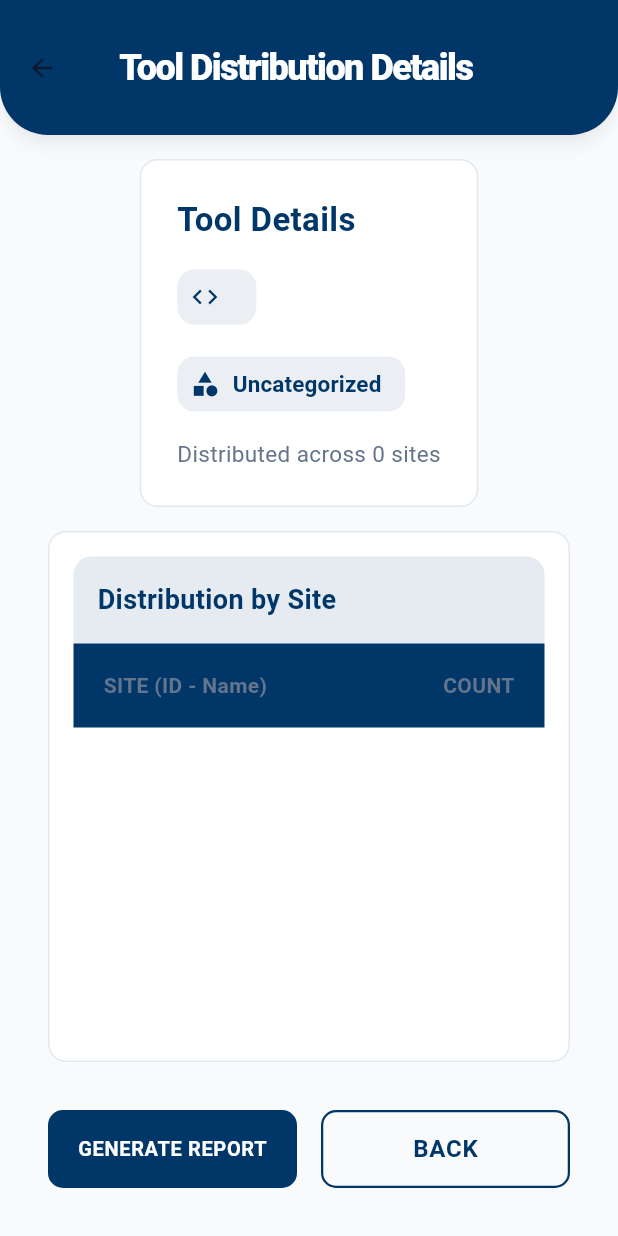
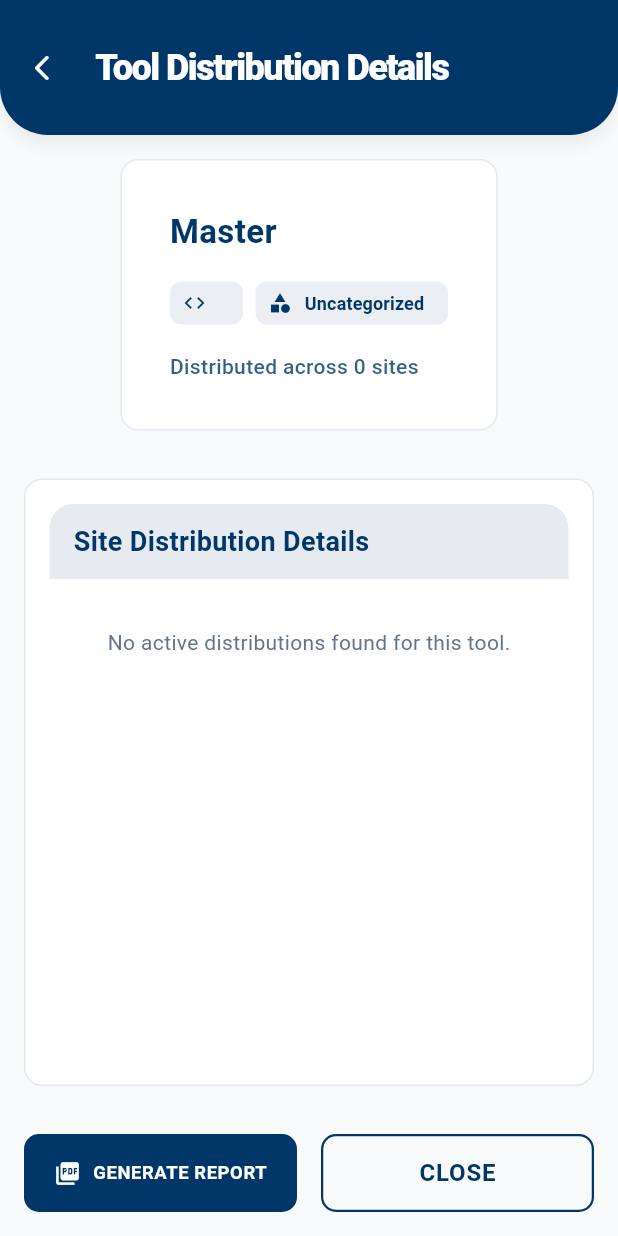
Before and after one commit to RooksBrooksIT/cst_white_label_app, a Flutter app: the ToolsInventoryDetailsPage screen opened directly with empty values, after a tap on "GENERATE REPORT", on a phone screen of 412 x 824 dp. Run offline on Flutter 3.47's test engine with Material 3 defaults, Android fonts, the phone set to English and light mode, and no system bars; our stand-ins replace cloud_firestore, file_picker, firebase_core, firebase_storage, flutter_colorpicker, geocoding and 7 more; accounts and stored records are empty.

Commit message:
today inital commit -sharan 13/04

```diff
--- a/lib/screens/tools_inventory_details.dart
+++ b/lib/screens/tools_inventory_details.dart
@@ -22,6 +22,8 @@ class _ToolsInventoryDetailsPageState extends State<ToolsInventoryDetailsPage> {
   String? errorMessage;
   String toolName = "";
   String toolCategory = "";
+  String toolDescription = "";
+  String toolOwner = "";
   Map<String, String> siteNameMap = {};
 
   @override
@@ -36,23 +38,53 @@ class _ToolsInventoryDetailsPageState extends State<ToolsInventoryDetailsPage> {
       errorMessage = null;
     });
     try {
-      final query = await FirestoreService
-          .getCollection('toolsInventory')
+      // 1. Fetch tool master data
+      final toolMasterDoc = await FirestoreService.getCollection('tools')
           .where('toolCode', isEqualTo: widget.toolCode)
+          .limit(1)
           .get();
 
-      if (query.docs.isNotEmpty) {
-        final doc = query.docs.first;
-        final sites = doc.data()['sites'] as List<dynamic>? ?? [];
+      String name = "";
+      String category = "";
+      String description = "";
+      String owner = "";
 
-        // 1. Fetch site names for lookup
+      if (toolMasterDoc.docs.isNotEmpty) {
+        final data = toolMasterDoc.docs.first.data();
+        name = data['toolName']?.toString() ?? "";
+        category = data['toolCategory']?.toString() ?? "";
+        description = data['description']?.toString() ?? "";
+        owner = data['toolOwner']?.toString() ?? "";
+      }
+
+      // 2. Fetch tool distribution data from toolsInventory collection
+      // Document ID should be the toolCode
+      final query = await FirestoreService.getCollection('toolsInventory')
+          .doc(widget.toolCode)
+          .get();
+
+      List<dynamic> sites = [];
+      if (query.exists) {
+        sites = query.data()?['sites'] as List<dynamic>? ?? [];
+      } else {
+        // Fallback: search by toolCode field if doc ID is different
+        final searchByField = await FirestoreService.getCollection('toolsInventory')
+            .where('toolCode', isEqualTo: widget.toolCode)
+            .limit(1)
+            .get();
+        if (searchByField.docs.isNotEmpty) {
+          sites = searchByField.docs.first.data()['sites'] as List<dynamic>? ?? [];
+        }
+      }
+
+      // 3. Fetch all site names for lookup
       final sitesSnapshot = await FirestoreService.sites.get();
       final names = {
         for (var s in sitesSnapshot.docs)
           s.id: s.data()['siteName']?.toString() ?? 'Unnamed Site'
       };
 
-        // 2. Aggregate counts by siteId to avoid duplicates
+      // 4. Aggregate counts by siteId to avoid duplicates and handle zero counts
       Map<String, int> siteCounts = {};
 
       for (var site in sites) {
@@ -66,8 +98,12 @@ class _ToolsInventoryDetailsPageState extends State<ToolsInventoryDetailsPage> {
       }
 
       setState(() {
+        toolName = name;
+        toolCategory = category;
+        toolDescription = description;
+        toolOwner = owner;
         siteNameMap = names;
-          // ✅ Filter out entries where count == 0
+        // Only keep active site distributions (count > 0)
         inventoryData = siteCounts.entries
             .where((entry) => entry.value > 0)
             .map((entry) {
@@ -75,19 +111,19 @@ class _ToolsInventoryDetailsPageState extends State<ToolsInventoryDetailsPage> {
             })
             .toList();
       });
-      } else {
-        setState(() {
-          inventoryData = [];
-        });
-      }
     } catch (e) {
+      if (mounted) {
         setState(() {
           errorMessage = 'Failed to load data: ${e.toString()}';
         });
       }
+    } finally {
+      if (mounted) {
         setState(() {
           isLoading = false;
         });
+      }
+    }
   }
 
   Future<void> _generatePdf(BuildContext context) async {
@@ -112,8 +148,8 @@ class _ToolsInventoryDetailsPageState extends State<ToolsInventoryDetailsPage> {
                 ),
               ),
               pw.SizedBox(height: 10),
-              pw.Divider(thickness: 2, color: PdfColor.fromInt(0xFF0B3470)),
-              pw.SizedBox(height: 8),
+              pw.Divider(thickness: 2, color: pdfPrimaryColor),
+              pw.SizedBox(height: 16),
               pw.Text(
                 "Tool Details",
                 style: pw.TextStyle(
@@ -123,19 +159,24 @@ class _ToolsInventoryDetailsPageState extends State<ToolsInventoryDetailsPage> {
                 ),
               ),
               pw.SizedBox(height: 8),
-              // pw.Bullet(
-              //   text: "Name: $toolName",
-              //   style: pw.TextStyle(fontSize: 14),
-              // ),
-              // pw.Bullet(
-              //   text: "Category: $toolCategory",
-              //   style: pw.TextStyle(fontSize: 14),
-              // ),
+              pw.Bullet(
+                text: "Name: ${toolName.isNotEmpty ? toolName : "N/A"}",
+                style: pw.TextStyle(fontSize: 14),
+              ),
+              pw.Bullet(
+                text: "Category: ${toolCategory.isNotEmpty ? toolCategory : "Uncategorized"}",
+                style: pw.TextStyle(fontSize: 14),
+              ),
               pw.Bullet(
                 text: "Tool Code: ${widget.toolCode}",
                 style: pw.TextStyle(fontSize: 14),
               ),
-              pw.SizedBox(height: 20),
+              if (toolOwner.isNotEmpty)
+                pw.Bullet(
+                  text: "Owner: $toolOwner",
+                  style: pw.TextStyle(fontSize: 14),
+                ),
+              pw.SizedBox(height: 24),
               pw.Text(
                 "Distribution by Site",
                 style: pw.TextStyle(
@@ -144,21 +185,24 @@ class _ToolsInventoryDetailsPageState extends State<ToolsInventoryDetailsPage> {
                   color: pdfPrimaryColor,
                 ),
               ),
-              pw.SizedBox(height: 10),
+              pw.SizedBox(height: 12),
               pw.Table.fromTextArray(
-                headers: ['Site ID', 'Tools Count'],
+                headers: ['Site ID', 'Site Name', 'Tools Count'],
                 data: inventoryData
                     .map(
                       (item) => [
-                        '${item['siteId']} - ${siteNameMap[item['siteId']] ?? "Unnamed Site"}',
+                        item['siteId'].toString(),
+                        siteNameMap[item['siteId']] ?? "Unnamed Site",
                         item['toolsCount'].toString()
                       ],
                     )
                     .toList(),
                 headerStyle: pw.TextStyle(
-                  // backgroundColor: PdfColor.fromInt(0xFF0B3470),
                   color: PdfColors.white,
                   fontWeight: pw.FontWeight.bold,
+                ),
+                headerDecoration: pw.BoxDecoration(
+                  color: pdfPrimaryColor,
                 ),
                 cellAlignment: pw.Alignment.centerLeft,
                 cellPadding: const pw.EdgeInsets.all(8),
@@ -166,16 +210,13 @@ class _ToolsInventoryDetailsPageState extends State<ToolsInventoryDetailsPage> {
                   color: pdfPrimaryColor,
                   width: 1,
                 ),
-                headerDecoration: pw.BoxDecoration(
-                  color: pdfPrimaryColor,
-                ),
               ),
               pw.Spacer(),
-              pw.Divider(thickness: 2, color: PdfColor.fromInt(0xFF0B3470)),
+              pw.Divider(thickness: 1, color: pdfPrimaryColor),
               pw.Align(
                 alignment: pw.Alignment.centerRight,
                 child: pw.Text(
-                  "Total Tools: ${inventoryData.fold<int>(0, (sum, item) => sum + (item['toolsCount'] as int))}",
+                  "Total Distribution: ${inventoryData.fold<int>(0, (sum, item) => sum + (item['toolsCount'] as int))}",
                   style: pw.TextStyle(
                     fontSize: 16,
                     fontWeight: pw.FontWeight.bold,
@@ -197,37 +238,72 @@ class _ToolsInventoryDetailsPageState extends State<ToolsInventoryDetailsPage> {
   Widget build(BuildContext context) {
     final theme = Theme.of(context);
     final colorScheme = theme.colorScheme;
+
     return GlassScaffold(
       title: "Tool Distribution Details",
       appBarBackgroundColor: colorScheme.primary,
       appBarForegroundColor: colorScheme.onPrimary,
+      onBack: () => Navigator.pop(context),
       body: isLoading
           ? const Center(child: CircularProgressIndicator())
           : errorMessage != null
-          ? Center(
+              ? _buildErrorView(errorMessage!)
+              : SizedBox.expand(
+                  child: Column(
+                    children: [
+                      _buildToolHeaderCard(colorScheme),
+                      const SizedBox(height: 16),
+                      // Expanded table container with proper constraints
+                      Expanded(
+                        child: _buildDistributionTableCard(colorScheme),
+                      ),
+                      const SizedBox(height: 16),
+                      _buildActionButtons(context),
+                    ],
+                  ),
+                ),
+    );
+  }
+
+  Widget _buildErrorView(String message) {
+    return Center(
       child: Padding(
-                padding: const EdgeInsets.all(20.0),
-                child: Text(
-                  errorMessage!,
-                  style: TextStyle(
-                    color: Colors.red[700],
+        padding: const EdgeInsets.all(24.0),
+        child: Column(
+          mainAxisSize: MainAxisSize.min,
+          children: [
+            const Icon(Icons.error_outline, color: Colors.red, size: 48),
+            const SizedBox(height: 16),
+            Text(
+              message,
+              style: const TextStyle(
+                color: Colors.red,
                 fontSize: 16,
                 fontWeight: FontWeight.w500,
               ),
               textAlign: TextAlign.center,
             ),
+            const SizedBox(height: 24),
+            GlassButton(
+              onPressed: _fetchInventoryData,
+              label: "RETRY",
+              isSecondary: true,
             ),
-            )
-          : Column(
-              children: [
-                GlassCard(
+          ],
+        ),
+      ),
+    );
+  }
+
+  Widget _buildToolHeaderCard(ColorScheme colorScheme) {
+    return GlassCard(
       child: Padding(
-                    padding: const EdgeInsets.all(8.0),
+        padding: const EdgeInsets.all(16.0),
         child: Column(
           crossAxisAlignment: CrossAxisAlignment.start,
           children: [
             Text(
-                          toolName.isNotEmpty ? toolName : "Tool Details",
+              toolName.isNotEmpty ? toolName : "Master ${widget.toolCode}",
               style: TextStyle(
                 fontSize: 22,
                 fontWeight: FontWeight.bold,
@@ -235,150 +311,110 @@ class _ToolsInventoryDetailsPageState extends State<ToolsInventoryDetailsPage> {
               ),
             ),
             const SizedBox(height: 12),
-
-                        /// ✅ Show chips one below the other
-                        Column(
-                          crossAxisAlignment: CrossAxisAlignment.start,
+            Wrap(
+              spacing: 8,
+              runSpacing: 8,
               children: [
-                            _buildInfoChip(
-                              icon: Icons.code,
-                              label: widget.toolCode,
+                _buildInfoChip(Icons.code, widget.toolCode, colorScheme),
+                _buildInfoChip(Icons.category, toolCategory.isNotEmpty ? toolCategory : "Uncategorized", colorScheme),
+                if (toolOwner.isNotEmpty)
+                  _buildInfoChip(Icons.person_pin, toolOwner, colorScheme),
+              ],
             ),
-                            const SizedBox(height: 10),
-                            _buildInfoChip(
-                              icon: Icons.category,
-                              label: toolCategory.isNotEmpty
-                                  ? toolCategory
-                                  : "Uncategorized",
+            if (toolDescription.isNotEmpty) ...[
+              const SizedBox(height: 16),
+              Text(
+                toolDescription,
+                style: TextStyle(
+                  fontSize: 14,
+                  color: colorScheme.onSurface.withOpacity(0.7),
+                  fontStyle: FontStyle.italic,
+                  height: 1.4,
+                ),
               ),
             ],
-                        ),
-
             const SizedBox(height: 12),
             Text(
               "Distributed across ${inventoryData.length} sites",
               style: TextStyle(
-                            fontSize: 15,
-
+                fontSize: 14,
+                fontWeight: FontWeight.w500,
+                color: colorScheme.primary.withOpacity(0.8),
               ),
             ),
           ],
         ),
       ),
-                ),
-                // Data Table Section
-                Expanded(
-                  child: Padding(
-                    padding: const EdgeInsets.symmetric(horizontal: 16.0),
-                    child: GlassCard(
+    );
+  }
+
+  Widget _buildDistributionTableCard(ColorScheme colorScheme) {
+    return GlassCard(
       child: Column(
+        crossAxisAlignment: CrossAxisAlignment.stretch,
+        mainAxisSize: MainAxisSize.min, // Ensure it doesn't try to take infinite space
         children: [
           Container(
-                            width: double.infinity,
-                            padding: const EdgeInsets.all(16),
+            padding: const EdgeInsets.symmetric(horizontal: 16, vertical: 12),
             decoration: BoxDecoration(
               color: colorScheme.primary.withOpacity(0.1),
-                              borderRadius: const BorderRadius.vertical(
-                                top: Radius.circular(12),
-                              ),
+              borderRadius: const BorderRadius.vertical(top: Radius.circular(16)),
             ),
             child: Text(
-                              "Distribution by Site",
+              "Site Distribution Details",
               style: TextStyle(
                 fontSize: 18,
-                                fontWeight: FontWeight.w600,
+                fontWeight: FontWeight.bold,
                 color: colorScheme.primary,
               ),
             ),
           ),
-                          Expanded(
-                            child: SingleChildScrollView(
-                              scrollDirection: Axis.vertical,
+          if (inventoryData.isEmpty)
+             const Padding(
+               padding: EdgeInsets.all(32.0),
+               child: Center(
+                 child: Text("No active distributions found for this tool."),
+               ),
+             )
+          else
+            // Removed Expanded here to avoid conflict with GlassCard's internal structure
+            SingleChildScrollView(
+              padding: const EdgeInsets.all(8),
               child: DataTable(
-                                headingRowColor: WidgetStateProperty.all(
-                                  colorScheme.primary,
-                                ),
-                                headingTextStyle: const TextStyle(
-
-                                  fontWeight: FontWeight.bold,
-                                ),
-                                columnSpacing: 30,
-                                horizontalMargin: 20,
+                headingRowColor: WidgetStateProperty.all(colorScheme.primary.withOpacity(0.05)),
+                columnSpacing: 24,
+                horizontalMargin: 12,
                 columns: const [
-                                  DataColumn(label: Text('SITE (ID - Name)')),
-                                  DataColumn(
-                                    label: Text('COUNT'),
-                                    numeric: true,
-                                  ),
+                  DataColumn(label: Text('Site ID', style: TextStyle(fontWeight: FontWeight.bold))),
+                  DataColumn(label: Text('Site Name', style: TextStyle(fontWeight: FontWeight.bold))),
+                  DataColumn(label: Text('Count', style: TextStyle(fontWeight: FontWeight.bold)), numeric: true),
                 ],
-                                rows: inventoryData
-                                    .map(
-                                      (data) => DataRow(
+                rows: inventoryData.map((data) {
+                  final siteId = data['siteId'];
+                  final siteName = siteNameMap[siteId] ?? "Unnamed Site";
+                  return DataRow(
                     cells: [
-                                          DataCell(
-                                            Text(
-                                              '${data['siteId']} - ${siteNameMap[data['siteId']] ?? "Unnamed Site"}',
-                                              style: TextStyle(
-                                                color: colorScheme.primary,
-                                                fontWeight: FontWeight.w500,
-                                              ),
-                                            ),
-                                          ),
+                      DataCell(Text(siteId, style: const TextStyle(fontSize: 13))),
+                      DataCell(Text(siteName, style: const TextStyle(fontWeight: FontWeight.w500))),
                       DataCell(
                         Container(
-                                              padding:
-                                                  const EdgeInsets.symmetric(
-                                                    horizontal: 10,
-                                                    vertical: 6,
-                                                  ),
+                          padding: const EdgeInsets.symmetric(horizontal: 8, vertical: 4),
                           decoration: BoxDecoration(
-                                                color: colorScheme.primary.withOpacity(
-                                                  0.08,
-                                                ),
-                                                borderRadius:
-                                                    BorderRadius.circular(8),
+                            color: colorScheme.primary.withOpacity(0.1),
+                            borderRadius: BorderRadius.circular(4),
                           ),
                           child: Text(
                             data['toolsCount'].toString(),
                             style: TextStyle(
+                              fontWeight: FontWeight.bold,
                               color: colorScheme.primary,
-                                                  fontWeight: FontWeight.bold,
                             ),
                           ),
                         ),
                       ),
                     ],
-                                      ),
-                                    )
-                                    .toList(),
-                              ),
-                            ),
-                          ),
-                        ],
-                      ),
-                    ),
-                  ),
-                ),
-                // Action Buttons
-                Padding(
-                  padding: const EdgeInsets.all(16.0),
-                  child: Row(
-                    children: [
-                      Expanded(
-                        child: GlassButton(
-                          onPressed: () => _generatePdf(context),
-                          label: "GENERATE REPORT",
-                        ),
-                      ),
-                      const SizedBox(width: 16),
-                      Expanded(
-                        child: GlassButton(
-                          onPressed: () => Navigator.pop(context),
-                          label: "BACK",
-                          isSecondary: true,
-                        ),
-                      ),
-                    ],
+                  );
+                }).toList(),
               ),
             ),
         ],
@@ -386,21 +422,39 @@ class _ToolsInventoryDetailsPageState extends State<ToolsInventoryDetailsPage> {
     );
   }
 
-  Widget _buildInfoChip({required IconData icon, required String label}) {
-    final colorScheme = Theme.of(context).colorScheme;
+  Widget _buildActionButtons(BuildContext context) {
+    return Row(
+      children: [
+        Expanded(
+          child: GlassButton(
+            onPressed: () => _generatePdf(context),
+            label: "GENERATE REPORT",
+            icon: Icons.picture_as_pdf,
+          ),
+        ),
+        const SizedBox(width: 16),
+        Expanded(
+          child: GlassButton(
+            onPressed: () => Navigator.pop(context),
+            label: "CLOSE",
+            isSecondary: true,
+          ),
+        ),
+      ],
+    );
+  }
+
+  Widget _buildInfoChip(IconData icon, String label, ColorScheme colorScheme) {
     return Chip(
-      avatar: Icon(icon, size: 20, color: colorScheme.primary),
+      avatar: Icon(icon, size: 16, color: colorScheme.primary),
       label: Text(
         label,
-        style: TextStyle(
-          color: colorScheme.primary,
-          fontSize: 15,
-          fontWeight: FontWeight.w600,
-        ),
+        style: TextStyle(color: colorScheme.primary, fontSize: 12, fontWeight: FontWeight.w600),
       ),
       backgroundColor: colorScheme.primary.withOpacity(0.08),
-      shape: RoundedRectangleBorder(borderRadius: BorderRadius.circular(12)),
       side: BorderSide.none,
+      shape: RoundedRectangleBorder(borderRadius: BorderRadius.circular(8)),
+      visualDensity: VisualDensity.compact,
     );
   }
 }
```
Also changed, not shown: lib/screens/config_layout_and_drawing.dart (+117 -25 lines), lib/screens/manager_site_entry_page.dart (+12 -2 lines), lib/screens/tools_movement_page.dart (+38 -62 lines). Lines whose indentation alone changed are shown as unchanged.
